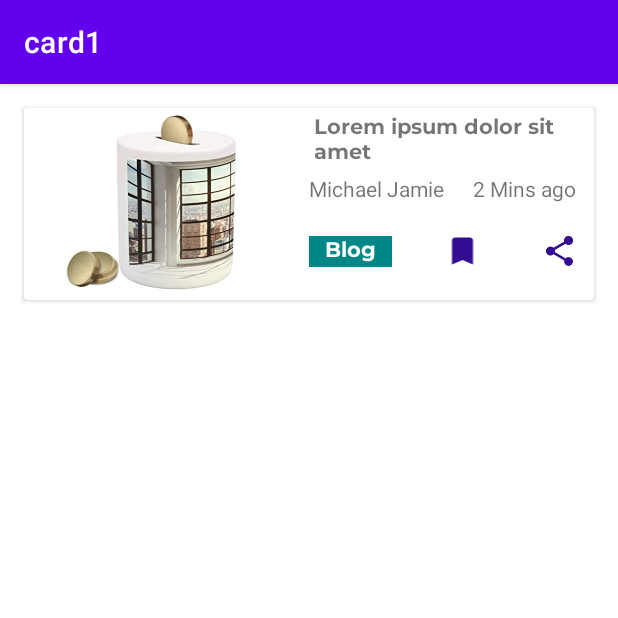
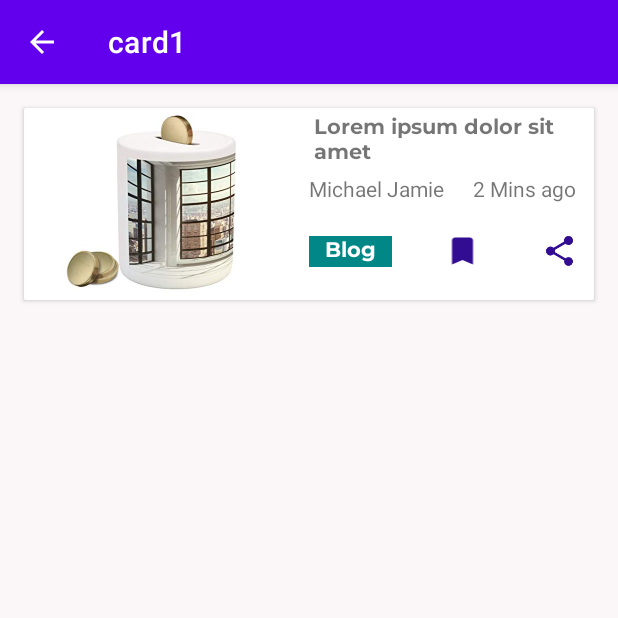
Before and after one commit to KramStyles/ddt1, an Android app: the card1 screen opened directly, with no data from a screen before it, on a phone screen of 412 x 824 dp, the top half of it. Run offline under Robolectric (Android 15) with nearby library versions, the phone set to English and light mode, and no system bars.

Commit message:
changed color

```diff
--- a/app/src/main/AndroidManifest.xml
+++ b/app/src/main/AndroidManifest.xml
@@ -9,10 +9,9 @@
         android:roundIcon="@mipmap/ic_launcher_round"
         android:supportsRtl="true"
         android:theme="@style/Theme.DDT1">
-        <activity android:name=".second"></activity>
+        <activity android:name=".second" android:parentActivityName=".MainActivity"></activity>
         <activity
-            android:name=".card1"
-            android:label="@string/title_activity_card1">
+            android:name=".card1" android:parentActivityName=".MainActivity" android:label="@string/title_activity_card1">
             <intent-filter>
                 <action android:name="android.intent.action.MAIN" />
 
--- a/app/src/main/res/layout/activity_card1.xml
+++ b/app/src/main/res/layout/activity_card1.xml
@@ -4,8 +4,8 @@
     xmlns:tools="http://schemas.android.com/tools"
     android:layout_width="match_parent"
     android:layout_height="match_parent"
-    android:padding="@dimen/box_inset_layout_padding"
-    tools:context=".card1" >
+    android:background="@color/grey"
+    tools:context=".card1">
 
     <androidx.cardview.widget.CardView
         android:layout_width="0dp"
@@ -13,6 +13,7 @@
         android:layout_marginStart="16dp"
         android:layout_marginTop="16dp"
         android:layout_marginEnd="16dp"
+        app:cardCornerRadius="1dp"
         app:layout_constraintEnd_toEndOf="parent"
         app:layout_constraintStart_toStartOf="parent"
         app:layout_constraintTop_toTopOf="parent">
@@ -78,7 +79,7 @@
                         android:id="@+id/textView4"
                         android:layout_width="wrap_content"
                         android:layout_height="wrap_content"
-                        android:layout_marginRight="5dp"
+                        android:layout_marginEnd="5dp"
                         android:layout_weight="1"
                         android:background="@color/teal_700"
                         android:fontFamily="@font/montserrat_bold"
@@ -91,6 +92,7 @@
                         android:layout_width="62dp"
                         android:layout_height="wrap_content"
                         android:layout_weight="1"
+                        android:contentDescription="@string/heading1"
                         app:srcCompat="@drawable/ic_turned" />
 
                     <ImageView
@@ -98,8 +100,11 @@
                         android:layout_width="24dp"
                         android:layout_height="24dp"
                         android:layout_weight="1"
+                        android:contentDescription="@string/heading1"
                         app:srcCompat="@drawable/ic_baseline_share_24" />
+
                 </LinearLayout>
+
             </LinearLayout>
         </LinearLayout>
     </androidx.cardview.widget.CardView>
--- a/app/src/main/res/values/colors.xml
+++ b/app/src/main/res/values/colors.xml
@@ -7,4 +7,5 @@
     <color name="teal_700">#FF018786</color>
     <color name="black">#FF000000</color>
     <color name="white">#FFFFFFFF</color>
+    <color name="grey">#FBF7F8</color>
 </resources>
```
